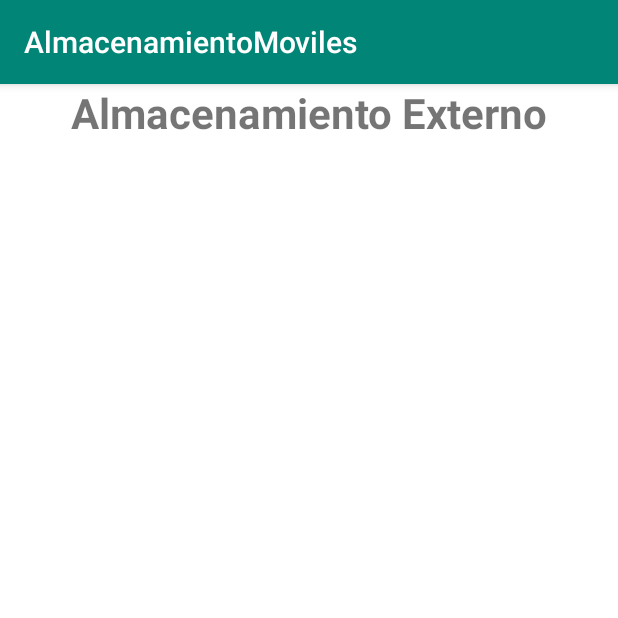
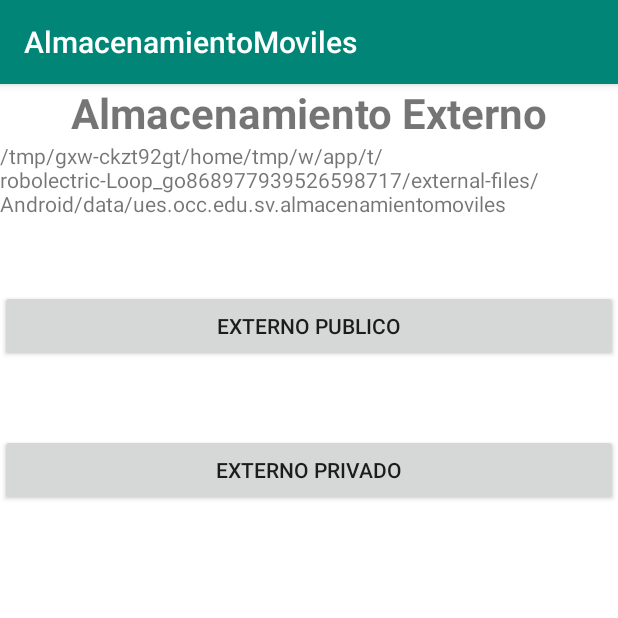
Before and after one commit to Ngochez95/AlmacenamientoAndroid, an Android app: the screen it shows after launch (Externo), after a tap on "ALMACENAR ARCHIVO EXTERNO", on a phone screen of 412 x 824 dp, the top half of it. Run offline under Robolectric (Android 15) with nearby library versions, the phone set to English and light mode, and no system bars.

Commit message:
Interfaz para almacenamiento de registros públicos y privados

```diff
--- a/app/src/main/AndroidManifest.xml
+++ b/app/src/main/AndroidManifest.xml
@@ -9,7 +9,8 @@
         android:roundIcon="@mipmap/ic_launcher_round"
         android:supportsRtl="true"
         android:theme="@style/AppTheme">
-        <activity android:name=".Externo"></activity>
+        <activity android:name=".RegistroDatos"></activity>
+        <activity android:name=".Externo" />
         <activity android:name=".Local" />
         <activity android:name=".MainActivity">
             <intent-filter>
--- a/app/src/main/java/ues/occ/edu/sv/almacenamientomoviles/Externo.java
+++ b/app/src/main/java/ues/occ/edu/sv/almacenamientomoviles/Externo.java
@@ -2,17 +2,52 @@ package ues.occ.edu.sv.almacenamientomoviles;
 
 import androidx.appcompat.app.AppCompatActivity;
 
+import android.content.Intent;
 import android.os.Bundle;
+import android.view.View;
+import android.widget.Button;
 import android.widget.TextView;
 
 public class Externo extends AppCompatActivity {
-    private TextView txtTitulo;
+    private TextView txtTitulo, pathext;
+    private Button btnPublico, btnPrivado;
+
     @Override
     protected void onCreate(Bundle savedInstanceState) {
         super.onCreate(savedInstanceState);
         setContentView(R.layout.activity_externo);
         txtTitulo=(TextView)findViewById(R.id.txtTitulo);
+        btnPrivado=(Button)findViewById(R.id.privado);
+        btnPublico=(Button)findViewById(R.id.publico);
+        pathext= (TextView) findViewById(R.id.pathext);
         Bundle datosPrincipal = this.getIntent().getExtras();
         txtTitulo.setText(datosPrincipal.getString("titulo"));
+        pathext.setText(getExternalFilesDir(null).getAbsolutePath());
+        btnPublico.setOnClickListener(registro);
+        btnPrivado.setOnClickListener(registro2);
     }
+
+    private View.OnClickListener registro= new View.OnClickListener() {
+        @Override
+        public void onClick(View view) {
+            Intent abrirRegistro = new Intent(Externo.this, RegistroDatos.class);
+            Bundle datos= new Bundle();
+            datos.putString("titulo","Almacenamiento externo Público");
+            abrirRegistro.putExtras(datos);
+            startActivity(abrirRegistro);
+        }
+    };
+
+    private View.OnClickListener registro2= new View.OnClickListener() {
+        @Override
+        public void onClick(View view) {
+            Intent abrirRegistro = new Intent(Externo.this, RegistroDatos.class);
+            Bundle datos= new Bundle();
+            datos.putString("titulo","Almacenamiento externo Privado");
+            abrirRegistro.putExtras(datos);
+            startActivity(abrirRegistro);
+        }
+    };
+
+
 }
--- a/app/src/main/res/layout/activity_externo.xml
+++ b/app/src/main/res/layout/activity_externo.xml
@@ -23,4 +23,35 @@
 
     </LinearLayout>
 
+    <LinearLayout
+        android:layout_width="wrap_content"
+        android:layout_height="match_parent"
+        android:orientation="vertical"
+        android:layout_gravity="center_horizontal">
+
+        <TextView
+            android:id="@+id/pathext"
+            android:layout_width="match_parent"
+            android:layout_height="wrap_content"
+            android:text="Hello"
+            />
+
+        <Button
+            android:id="@+id/publico"
+            android:layout_width="match_parent"
+            android:layout_height="wrap_content"
+            android:text="@string/publico"
+            android:layout_marginTop="@android:dimen/app_icon_size"
+            />
+
+        <Button
+            android:id="@+id/privado"
+            android:layout_width="match_parent"
+            android:layout_height="wrap_content"
+            android:text="@string/privado"
+            android:layout_marginTop="@android:dimen/app_icon_size"
+            />
+
+    </LinearLayout>
+
 </LinearLayout>
--- a/app/src/main/res/values/strings.xml
+++ b/app/src/main/res/values/strings.xml
@@ -3,5 +3,9 @@
     <string name="name">Almacenamiento de datos</string>
     <string name="Local">Almacenar archivo local</string>
     <string name="ext">Almacenar archivo externo</string>
+    <string name="publico">Externo publico</string>
+    <string name="privado">Externo privado</string>
+    <string name="crear">Crear Registro</string>
+    <string name="registro">Nombre del registro</string>
 
 </resources>
```
Also changed, not shown: app/src/main/java/ues/occ/edu/sv/almacenamientomoviles/Local.java (+17 -1 lines), app/src/main/java/ues/occ/edu/sv/almacenamientomoviles/RegistroDatos.java (added, +20 -0 lines), app/src/main/res/layout/activity_local.xml (+7 -0 lines), app/src/main/res/layout/activity_registro_datos.xml (added, +49 -0 lines).
